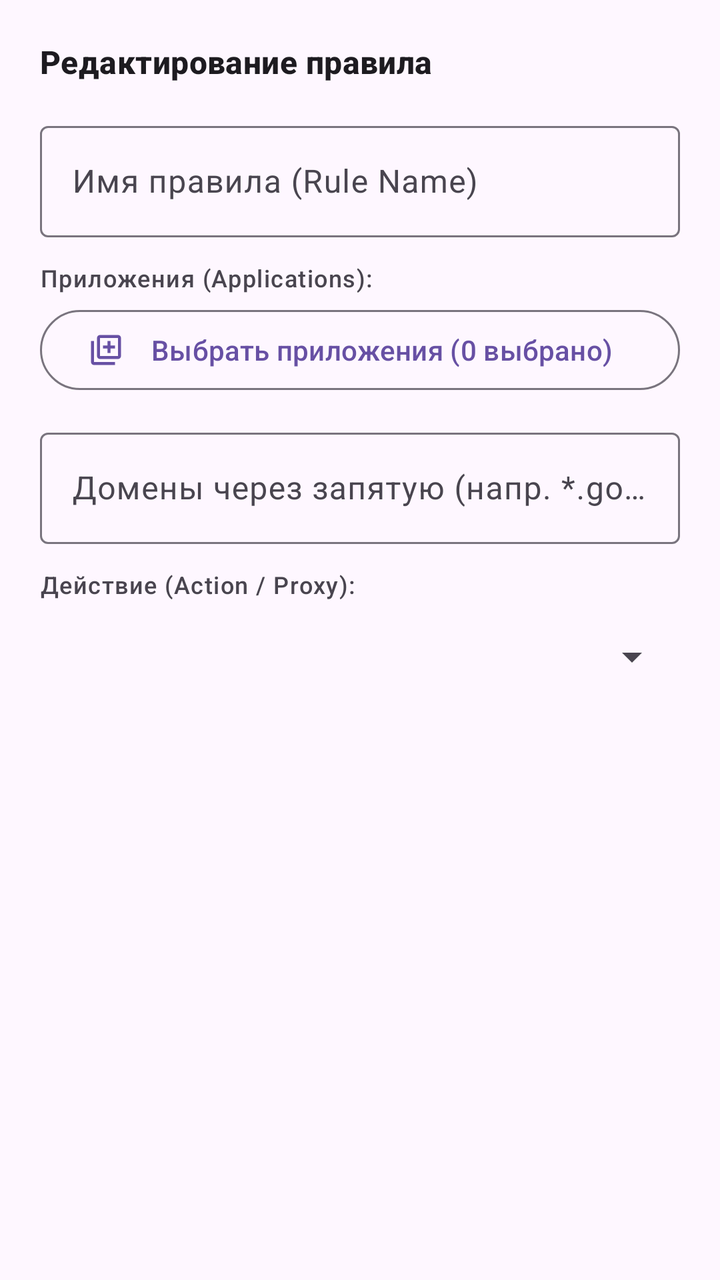
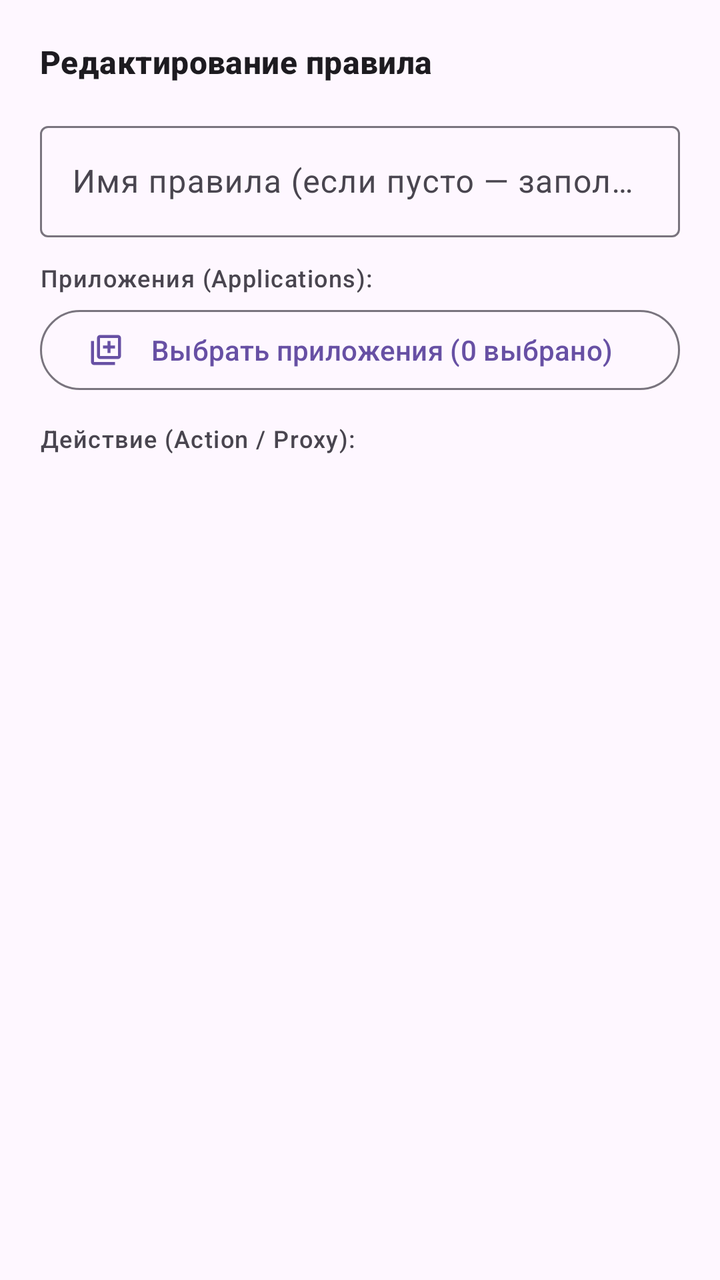

Two renders of the same Android screen: before a commit and after it. Below are the layout's source before the change and the commit's diff.
<!-- AndroidManifest.xml: application theme DefaultTheme -->
<!-- res/layout/dialog_edit_rule.xml -->
<?xml version="1.0" encoding="utf-8"?>
<LinearLayout xmlns:android="http://schemas.android.com/apk/res/android"
    xmlns:app="http://schemas.android.com/apk/res-auto"
    android:layout_width="match_parent"
    android:layout_height="wrap_content"
    android:orientation="vertical"
    android:padding="20dp">

    <TextView
        android:id="@+id/tvDialogTitle"
        android:layout_width="wrap_content"
        android:layout_height="wrap_content"
        android:text="Редактирование правила"
        android:textAppearance="@style/TextAppearance.Material3.TitleMedium"
        android:textStyle="bold"
        android:layout_marginBottom="16dp" />

    <com.google.android.material.textfield.TextInputLayout
        android:layout_width="match_parent"
        android:layout_height="wrap_content"
        android:hint="Имя правила (Rule Name)"
        style="@style/Widget.Material3.TextInputLayout.OutlinedBox"
        android:layout_marginBottom="12dp">

        <com.google.android.material.textfield.TextInputEditText
            android:id="@+id/etRuleName"
            android:layout_width="match_parent"
            android:layout_height="wrap_content"
            android:inputType="textCapSentences" />
    </com.google.android.material.textfield.TextInputLayout>

    <TextView
        android:layout_width="wrap_content"
        android:layout_height="wrap_content"
        android:text="Приложения (Applications):"
        android:textAppearance="@style/TextAppearance.Material3.LabelMedium"
        android:layout_marginBottom="4dp" />

    <com.google.android.material.button.MaterialButton
        android:id="@+id/btnChooseApps"
        style="@style/Widget.Material3.Button.OutlinedButton"
        android:layout_width="match_parent"
        android:layout_height="wrap_content"
        android:text="Выбрать приложения (0 выбрано)"
        app:icon="@drawable/ic_choose_apps"
        android:layout_marginBottom="12dp" />

    <com.google.android.material.textfield.TextInputLayout
        android:layout_width="match_parent"
        android:layout_height="wrap_content"
        android:hint="Домены через запятую (напр. *.googlevideo.com, youtube.com)"
        style="@style/Widget.Material3.TextInputLayout.OutlinedBox"
        android:layout_marginBottom="12dp">

        <com.google.android.material.textfield.TextInputEditText
            android:id="@+id/etCustomDomains"
            android:layout_width="match_parent"
            android:layout_height="wrap_content"
            android:inputType="textUri" />
    </com.google.android.material.textfield.TextInputLayout>

    <TextView
        android:layout_width="wrap_content"
        android:layout_height="wrap_content"
        android:text="Действие (Action / Proxy):"
        android:textAppearance="@style/TextAppearance.Material3.LabelMedium"
        android:layout_marginBottom="4dp" />

    <Spinner
        android:id="@+id/spAction"
        android:layout_width="match_parent"
        android:layout_height="48dp"
        android:layout_marginBottom="16dp" />

</LinearLayout>
<!-- resources referenced by this layout -->
<resources>
  <!-- drawable ic_choose_apps (drawable) -->
  <vector xmlns:android="http://schemas.android.com/apk/res/android"
      android:width="24dp"
      android:height="24dp"
      android:viewportWidth="960"
      android:viewportHeight="960"
      android:tint="?attr/colorControlNormal">
    <path
        android:fillColor="@android:color/white"
        android:pathData="M520,560L600,560L600,440L720,440L720,360L600,360L600,240L520,240L520,360L400,360L400,440L520,440L520,560ZM320,720Q287,720 263.5,696.5Q240,673 240,640L240,160Q240,127 263.5,103.5Q287,80 320,80L800,80Q833,80 856.5,103.5Q880,127 880,160L880,640Q880,673 856.5,696.5Q833,720 800,720L320,720ZM320,640L800,640Q800,640 800,640Q800,640 800,640L800,160Q800,160 800,160Q800,160 800,160L320,160Q320,160 320,160Q320,160 320,160L320,640Q320,640 320,640Q320,640 320,640ZM160,880Q127,880 103.5,856.5Q80,833 80,800L80,240L160,240L160,800Q160,800 160,800Q160,800 160,800L720,800L720,880L160,880ZM320,160L320,160Q320,160 320,160Q320,160 320,160L320,640Q320,640 320,640Q320,640 320,640L320,640Q320,640 320,640Q320,640 320,640L320,160Q320,160 320,160Q320,160 320,160Z"/>
  </vector>
  <style name="DefaultTheme" parent="Theme.Material3.DayNight.NoActionBar">
          <item name="preferenceTheme">@style/PrefsTheme</item>
      </style>
  <style name="PrefsTheme" parent="PreferenceThemeOverlay">
          <item name="android:layout">@layout/fragment_settings</item>
      </style>
</resources>

<!-- the commit's change to res/layout/dialog_edit_rule.xml (unified diff, before → after) -->
@@ -1,75 +1,72 @@
 <?xml version="1.0" encoding="utf-8"?>
-<LinearLayout xmlns:android="http://schemas.android.com/apk/res/android"
+<ScrollView xmlns:android="http://schemas.android.com/apk/res/android"
     xmlns:app="http://schemas.android.com/apk/res-auto"
     android:layout_width="match_parent"
-    android:layout_height="wrap_content"
-    android:orientation="vertical"
-    android:padding="20dp">
+    android:layout_height="wrap_content">
 
-    <TextView
-        android:id="@+id/tvDialogTitle"
-        android:layout_width="wrap_content"
-        android:layout_height="wrap_content"
-        android:text="Редактирование правила"
-        android:textAppearance="@style/TextAppearance.Material3.TitleMedium"
-        android:textStyle="bold"
-        android:layout_marginBottom="16dp" />
-
-    <com.google.android.material.textfield.TextInputLayout
+    <LinearLayout
         android:layout_width="match_parent"
         android:layout_height="wrap_content"
-        android:hint="Имя правила (Rule Name)"
-        style="@style/Widget.Material3.TextInputLayout.OutlinedBox"
-        android:layout_marginBottom="12dp">
+        android:orientation="vertical"
+        android:padding="20dp">
 
-        <com.google.android.material.textfield.TextInputEditText
-            android:id="@+id/etRuleName"
+        <TextView
+            android:id="@+id/tvDialogTitle"
+            android:layout_width="wrap_content"
+            android:layout_height="wrap_content"
+            android:text="Редактирование правила"
+            android:textAppearance="@style/TextAppearance.Material3.TitleMedium"
+            android:textStyle="bold"
+            android:layout_marginBottom="16dp" />
+
+        <com.google.android.material.textfield.TextInputLayout
             android:layout_width="match_parent"
             android:layout_height="wrap_content"
-            android:inputType="textCapSentences" />
-    </com.google.android.material.textfield.TextInputLayout>
+            android:hint="Имя правила (если пусто — заполнится само)"
+            style="@style/Widget.Material3.TextInputLayout.OutlinedBox"
+            android:layout_marginBottom="12dp">
 
-    <TextView
-        android:layout_width="wrap_content"
-        android:layout_height="wrap_content"
-        android:text="Приложения (Applications):"
-        android:textAppearance="@style/TextAppearance.Material3.LabelMedium"
-        android:layout_marginBottom="4dp" />
+            <com.google.android.material.textfield.TextInputEditText
+                android:id="@+id/etRuleName"
+                android:layout_width="match_parent"
+                android:layout_height="wrap_content"
+                android:inputType="textCapSentences" />
+        </com.google.android.material.textfield.TextInputLayout>
 
-    <com.google.android.material.button.MaterialButton
-        android:id="@+id/btnChooseApps"
-        style="@style/Widget.Material3.Button.OutlinedButton"
-        android:layout_width="match_parent"
-        android:layout_height="wrap_content"
-        android:text="Выбрать приложения (0 выбрано)"
-        app:icon="@drawable/ic_choose_apps"
-        android:layout_marginBottom="12dp" />
+        <TextView
+            android:layout_width="wrap_content"
+            android:layout_height="wrap_content"
+            android:text="Приложения (Applications):"
+            android:textAppearance="@style/TextAppearance.Material3.LabelMedium"
+            android:layout_marginBottom="4dp" />
 
-    <com.google.android.material.textfield.TextInputLayout
-        android:layout_width="match_parent"
-        android:layout_height="wrap_content"
-        android:hint="Домены через запятую (напр. *.googlevideo.com, youtube.com)"
-        style="@style/Widget.Material3.TextInputLayout.OutlinedBox"
-        android:layout_marginBottom="12dp">
-
-        <com.google.android.material.textfield.TextInputEditText
-            android:id="@+id/etCustomDomains"
+        <com.google.android.material.button.MaterialButton
+            android:id="@+id/btnChooseApps"
+            style="@style/Widget.Material3.Button.OutlinedButton"
             android:layout_width="match_parent"
             android:layout_height="wrap_content"
-            android:inputType="textUri" />
-    </com.google.android.material.textfield.TextInputLayout>
+            android:text="Выбрать приложения (0 выбрано)"
+            app:icon="@drawable/ic_choose_apps"
+            android:layout_marginBottom="12dp" />
 
-    <TextView
-        android:layout_width="wrap_content"
-        android:layout_height="wrap_content"
-        android:text="Действие (Action / Proxy):"
-        android:textAppearance="@style/TextAppearance.Material3.LabelMedium"
-        android:layout_marginBottom="4dp" />
+        
 
-    <Spinner
-        android:id="@+id/spAction"
-        android:layout_width="match_parent"
-        android:layout_height="48dp"
-        android:layout_marginBottom="16dp" />
+        <TextView
+            android:layout_width="wrap_content"
+            android:layout_height="wrap_content"
+            android:text="Действие (Action / Proxy):"
+            android:textAppearance="@style/TextAppearance.Material3.LabelMedium"
+            android:layout_marginBottom="6dp" />
 
-</LinearLayout>
+        <com.google.android.material.chip.ChipGroup
+            android:id="@+id/cgAction"
+            android:layout_width="match_parent"
+            android:layout_height="wrap_content"
+            android:layout_marginBottom="8dp"
+            app:chipSpacingHorizontal="8dp"
+            app:chipSpacingVertical="4dp"
+            app:selectionRequired="true"
+            app:singleSelection="true" />
+
+    </LinearLayout>
+</ScrollView>
